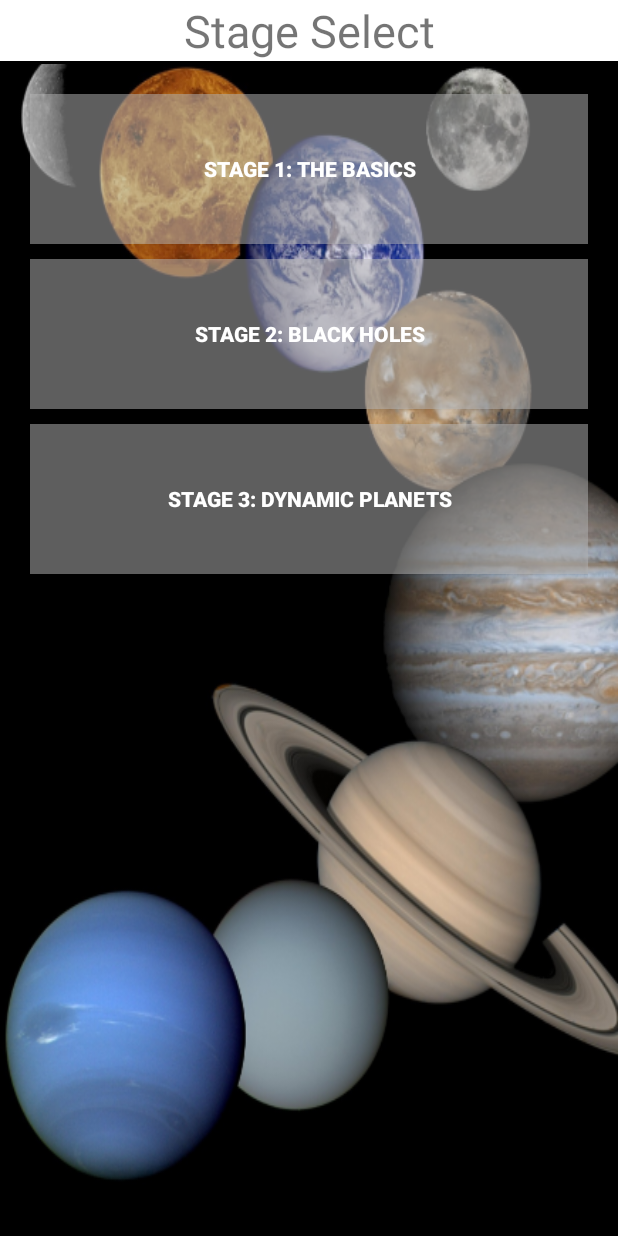
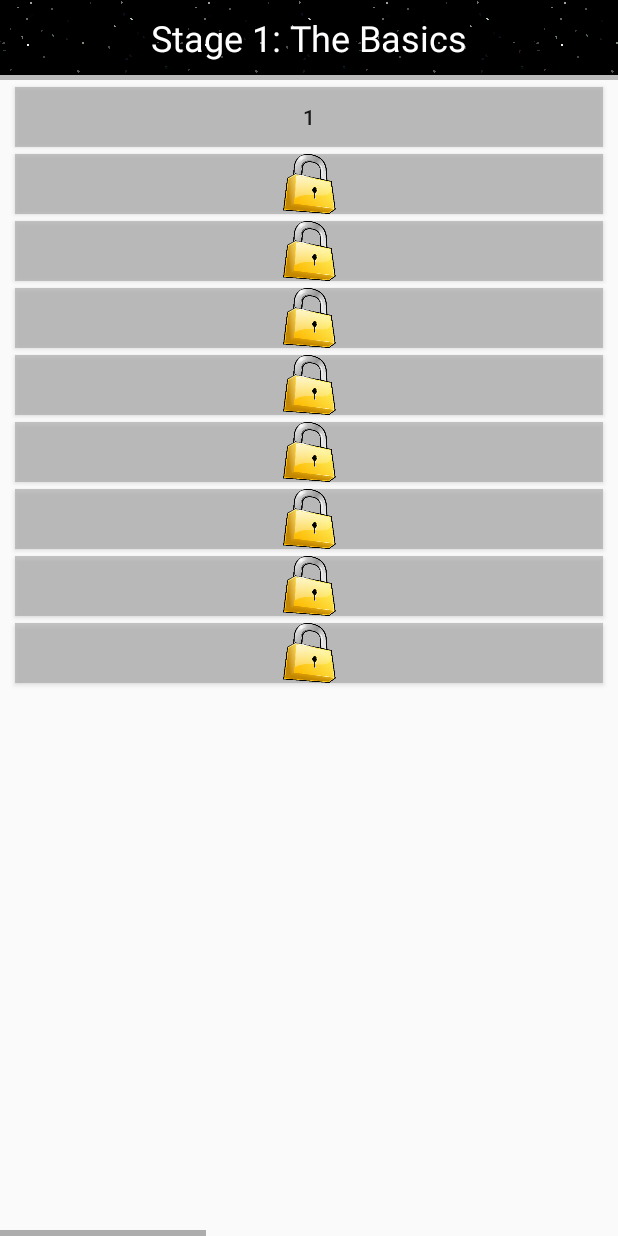
Before and after one commit to yrkv/App, an Android app: the screen it shows after launch (MainActivity), after a tap on "START", on a phone screen of 412 x 824 dp. Run offline under Robolectric (Android 15) with nearby library versions, the light colour scheme and no system bars.

Commit message:
improved level select

```diff
--- a/app/src/main/java/aaa/aaa/MainActivity.java
+++ b/app/src/main/java/aaa/aaa/MainActivity.java
@@ -4,18 +4,24 @@ import android.content.Context;
 import android.content.SharedPreferences;
 import android.content.pm.ActivityInfo;
 import android.content.res.Resources;
+import android.graphics.Rect;
 import android.os.Build;
 import android.support.v7.app.AppCompatActivity;
 import android.os.Bundle;
+import android.util.DisplayMetrics;
 import android.util.TypedValue;
 import android.view.Display;
 import android.view.MotionEvent;
 import android.view.View;
+import android.view.ViewGroup;
+import android.view.Window;
 import android.widget.Button;
+import android.widget.HorizontalScrollView;
 import android.widget.ImageView;
 import android.widget.LinearLayout;
 import android.widget.RelativeLayout;
 import android.widget.ScrollView;
+import android.widget.TextView;
 
 import java.util.ArrayList;
 
@@ -30,6 +36,11 @@ public class MainActivity extends AppCompatActivity {
     public boolean pause = false;
     private int selectedLevel = 1;
 
+    private int activeView = R.layout.activity_main;
+
+    public static int width = 0;
+    public static int height = 0;
+
     private ArrayList<Integer> viewHistory = new ArrayList<>();
 
     private boolean[] unlocks = new boolean[19];
@@ -42,6 +53,12 @@ public class MainActivity extends AppCompatActivity {
             {15, 19}
     };
 
+    private static final String[] STAGE_NAMES = {
+            "Stage 1: The Basics",
+            "Stage 2: Black Holes",
+            "Stage 3: Dynamic Planets"
+    };
+
     private int stage = 0;
 
     @Override
@@ -52,6 +69,11 @@ public class MainActivity extends AppCompatActivity {
         unlocks[0] = true;
         setContentView(R.layout.activity_main);
 
+        DisplayMetrics displayMetrics = new DisplayMetrics();
+        getWindowManager().getDefaultDisplay().getMetrics(displayMetrics);
+        height = displayMetrics.heightPixels;
+        width = displayMetrics.widthPixels;
+
         selectedLevel = -1;
         gameLoop();
     }
@@ -60,6 +82,7 @@ public class MainActivity extends AppCompatActivity {
         super.setContentView(layoutResID);
 
         viewHistory.add(layoutResID);
+        activeView = layoutResID;
     }
 
     @Override
@@ -70,7 +93,8 @@ public class MainActivity extends AppCompatActivity {
     }
 
     public void LevelSelect(View v) {
-        setContentView(R.layout.stage_select);
+        setContentView(R.layout.updated_level_select);
+        createLevelSelect(v);
         playing = false;
     }
 
@@ -177,8 +201,8 @@ public class MainActivity extends AppCompatActivity {
             viewHistory.remove(viewHistory.size() - 1);
             int lastView = viewHistory.get(viewHistory.size() - 1);
             super.setContentView(lastView);
-            if (lastView == R.layout.level_select)
-                generateLevelSelectButtons(this.getCurrentFocus());
+            if (lastView == R.layout.updated_level_select)
+                createLevelSelect(this.getCurrentFocus());
             if (lastView == R.layout.activity_main) {
                 selectedLevel = -1;
                 gameLoop();
@@ -242,25 +266,130 @@ public class MainActivity extends AppCompatActivity {
         return out;
     }
 
-    public void stage1(View v) {
-        stage = 0;
-        setContentView(R.layout.level_select);
-        generateLevelSelectButtons(v);
+    float x = -1;
+    int s = 0;
+    boolean canScroll = false;
+
+    public void createLevelSelect(View v) {
+        HorizontalScrollView scrollView = (HorizontalScrollView) findViewById(R.id.horizontalScroll);
+
+        scrollView.setOnTouchListener(new View.OnTouchListener() {
+            @Override
+            public boolean onTouch(View v, MotionEvent event) {
+                if (event.getAction() == MotionEvent.ACTION_DOWN) {
+                    x = event.getX();
+                    canScroll = true;
+                }
+                if (event.getAction() == MotionEvent.ACTION_MOVE && canScroll) {
+                    float xDiff = event.getX() - x;
+                    canScroll = false;
+
+                    if (xDiff > 0 && s > 0) {
+                        s--;
+                    }
+                    if (xDiff < 0 && s < STAGE_NAMES.length - 1) {
+                        s++;
+                    }
+                    scrollTo(s);
+                }
+                return true;
+            }
+        });
+
+        LinearLayout levelSelects = (LinearLayout) findViewById(R.id.levelSelects);
+
+        for (int i = 0; i < STAGE_NAMES.length; i++) {
+            String STAGE_NAME = STAGE_NAMES[i];
+            LinearLayout.LayoutParams p = new LinearLayout.LayoutParams(width, ViewGroup.LayoutParams.MATCH_PARENT);
+
+            View stage = getLayoutInflater().inflate(R.layout.level_select, levelSelects, false);
+            stage.setLayoutParams(p);
+
+            stage.findViewById(R.id.levelsLayout).setOnTouchListener(new View.OnTouchListener() {
+                @Override
+                public boolean onTouch(View v, MotionEvent event) {
+                    return false;
+                }
+            });
+
+            ((TextView) stage.findViewById(R.id.stageName)).setText(STAGE_NAME);
+
+            levelSelects.addView(stage);
+
+
+            for (int j = stages[i][0]; j < stages[i][1]; j++) {
+                Button button = new Button(this);
+
+                int px = (int) TypedValue.applyDimension(
+                        TypedValue.COMPLEX_UNIT_DIP,
+                        40,
+                        getResources().getDisplayMetrics()
+                );
+                LinearLayout.LayoutParams params = new LinearLayout.LayoutParams(LinearLayout.LayoutParams.MATCH_PARENT, px);
+                params.setMargins(px / 4, px / 8, px / 4, 0);
+                button.setLayoutParams(params);
+
+                button.setText("" + (j + 1));
+
+                if (completed[j]) {
+                    button.setBackgroundColor(0x8888ff88);
+                } else {
+                    button.setBackgroundColor(0xaaaaaaaa);
+                }
+
+                if (!unlocks[j]) {
+                    if (Build.VERSION.SDK_INT >= Build.VERSION_CODES.M) {
+                        button.setForeground(getResources().getDrawable(R.drawable.lock, getTheme()));
+                    }
+                }
+
+                final int level = j + 1;
+
+                button.setOnTouchListener(new View.OnTouchListener() {
+
+                    @Override
+                    public boolean onTouch(View v, MotionEvent event) {
+                        System.out.println(event.getAction());
+                        if (event.getAction() == MotionEvent.ACTION_DOWN) {
+                            x = event.getX();
+                            canScroll = true;
+                        }
+                        if(event.getAction() == MotionEvent.ACTION_MOVE){
+                            if (canScroll) {
+                                float xDiff = event.getX() - x;
+                                canScroll = false;
+
+                                if (xDiff > 0 && s > 0) {
+                                    s--;
+                                }
+                                if (xDiff < 0 && s < STAGE_NAMES.length - 1) {
+                                    s++;
+                                }
+                                scrollTo(s);
+                            }
+                        }
+
+                        if (event.getAction() == MotionEvent.ACTION_UP && levelUnlocked(level)) {
+                            selectedLevel = level;
+                            GameLoop(v);
+                        }
+
+                        return true;
+                    }
+                });
+
+                ((ViewGroup) stage.findViewById(R.id.levelsLayout)).addView(button);
+            }
+        }
     }
 
-    public void stage2(View v) {
-        stage = 1;
-        setContentView(R.layout.level_select);
-        generateLevelSelectButtons(v);
+    private void scrollTo(int stage) {
+        HorizontalScrollView scrollView = (HorizontalScrollView) findViewById(R.id.horizontalScroll);
+
+        scrollView.smoothScrollTo(stage * width, 0);
     }
 
-    public void stage3(View v) {
-        stage = 2;
-        setContentView(R.layout.level_select);
-        generateLevelSelectButtons(v);
-    }
-
-    private void generateLevelSelectButtons(View v) {
+    /*private void generateLevelSelectButtons(View v) {
         final ImageView background = (ImageView) findViewById(R.id.level_bg);
 
         RelativeLayout layout = (RelativeLayout) findViewById(R.id.level_select);
@@ -327,7 +456,7 @@ public class MainActivity extends AppCompatActivity {
 
             select.addView(button);
         }
-    }
+    }*/
 
     private boolean levelUnlocked(int selectedLevel) {
         return unlocks[selectedLevel-1];
--- a/app/src/main/res/layout/level_select.xml
+++ b/app/src/main/res/layout/level_select.xml
@@ -4,56 +4,34 @@
     android:id="@+id/level_select"
     android:layout_height="match_parent">
 
-    <ImageView
-        android:id="@+id/level_bg"
-        android:layout_width="fill_parent"
-        android:layout_height="fill_parent"
-        android:background="@drawable/sunrise"
-        android:layout_below="@+id/viewLine"/>
+    <TextView
+        android:id="@+id/stageName"
+        android:layout_width="match_parent"
+        android:layout_height="50dp"
+        android:text="Error: failed to load stage name"
+        android:background="@drawable/bg"
+        android:gravity="center"
+        android:textSize="24sp"
+        android:textColor="#ffffff"
+        />
 
     <View
-        android:id="@+id/textBackground"
-        android:layout_width="fill_parent"
-        android:layout_height="2dip"
-        android:background="#FFFFFFFF"
-        android:layout_alignTop="@+id/textView8"
-        android:layout_alignBottom="@+id/textView8" />
+        android:id="@+id/horizontalBar"
+        android:layout_width="match_parent"
+        android:layout_height="3dp"
+        android:background="#bbbbbb"
+        android:layout_below="@id/stageName"
+        />
 
-    <TextView
-        android:id="@+id/textView8"
+    <LinearLayout
+        android:id="@+id/levelsLayout"
         android:layout_width="match_parent"
         android:layout_height="wrap_content"
-        android:text="Level Select"
-        android:textAlignment="center"
-        android:textSize="30sp"
-        android:layout_alignParentTop="true"
-        android:layout_alignParentLeft="true"
-        android:layout_alignParentStart="true" />
-
-    <View
-        android:id="@+id/viewLine"
-        android:layout_width="fill_parent"
-        android:layout_height="2dip"
-        android:background="#FF000000"
-        android:layout_below="@+id/textView8" />
-
-    <ScrollView
-        android:layout_width="match_parent"
-        android:layout_height="wrap_content"
-        android:layout_below="@+id/viewLine"
-        android:id="@+id/level_select_scroll">
-
-        <LinearLayout
-            android:id="@+id/levelSelectLayout"
-            android:layout_width="match_parent"
-            android:layout_height="match_parent"
-            android:orientation="vertical"
-            android:paddingLeft="20dp"
-            android:paddingRight="20dp"
-            android:paddingTop="20dp">
+        android:layout_below="@id/horizontalBar"
+        android:layout_alignParentBottom="true"
+        android:orientation="vertical">
 
 
-        </LinearLayout>
-    </ScrollView>
+    </LinearLayout>
 
 </RelativeLayout>
--- a/app/src/main/res/layout/stage_select.xml
+++ /dev/null
@@ -1,67 +0,0 @@
-<?xml version="1.0" encoding="utf-8"?>
-<LinearLayout xmlns:android="http://schemas.android.com/apk/res/android"
-    android:orientation="vertical" android:layout_width="match_parent"
-    android:background="@drawable/what"
-    android:layout_height="match_parent">
-
-    <TextView
-        android:id="@+id/textView7"
-        android:layout_width="match_parent"
-        android:layout_height="wrap_content"
-        android:text="Stage Select"
-        android:background="#ffffff"
-        android:textAlignment="center"
-        android:textSize="30sp" />
-
-    <View
-        android:layout_width="fill_parent"
-        android:layout_height="2dip"
-        android:background="#FF000000" />
-
-    <LinearLayout
-        android:layout_width="match_parent"
-        android:layout_height="match_parent"
-        android:orientation="vertical"
-        android:paddingLeft="20dp"
-        android:paddingRight="20dp"
-        android:paddingTop="20dp">
-
-        <Button
-            android:id="@+id/button37"
-            android:layout_width="match_parent"
-            android:layout_height="100dp"
-            android:layout_marginBottom="10dp"
-            android:background="#80bbbbbb"
-            android:textColor="#ffffff"
-            android:onClick="stage1"
-            android:text="Stage 1: The Basics"
-            android:textStyle="bold" />
-
-        <Button
-            android:id="@+id/button38"
-            android:layout_width="match_parent"
-            android:layout_height="100dp"
-            android:layout_marginBottom="10dp"
-            android:background="#80bbbbbb"
-            android:textColor="#ffffff"
-            android:onClick="stage2"
-            android:text="Stage 2: Black Holes"
-            android:textStyle="bold" />
-
-        <Button
-            android:id="@+id/button39"
-            android:layout_width="match_parent"
-            android:layout_height="100dp"
-            android:layout_marginBottom="10dp"
-            android:background="#80bbbbbb"
-            android:textColor="#ffffff"
-            android:onClick="stage3"
-            android:text="Stage 3: Dynamic Planets"
-            android:textStyle="bold" />
-
-
-    </LinearLayout>
-
-
-
-</LinearLayout>
--- /dev/null
+++ b/app/src/main/res/layout/updated_level_select.xml
@@ -0,0 +1,20 @@
+<?xml version="1.0" encoding="utf-8"?>
+<LinearLayout xmlns:android="http://schemas.android.com/apk/res/android"
+    android:orientation="vertical" android:layout_width="match_parent"
+    android:layout_height="match_parent">
+
+    <HorizontalScrollView
+        android:id="@+id/horizontalScroll"
+        android:layout_width="match_parent"
+        android:layout_height="match_parent">
+
+        <LinearLayout
+            android:id="@+id/levelSelects"
+            android:layout_width="wrap_content"
+            android:layout_height="match_parent"
+            android:orientation="horizontal">
+
+        </LinearLayout>
+    </HorizontalScrollView>
+
+</LinearLayout>
```
